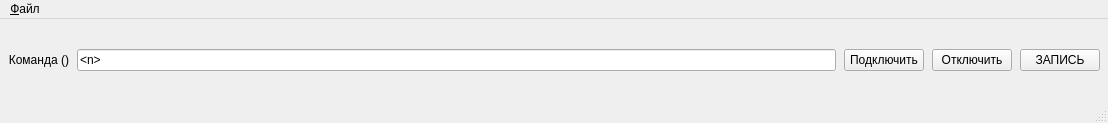
The window that mainwindow.ui (igrekus/adf3114) describes before a commit, drawn with Qt 5.
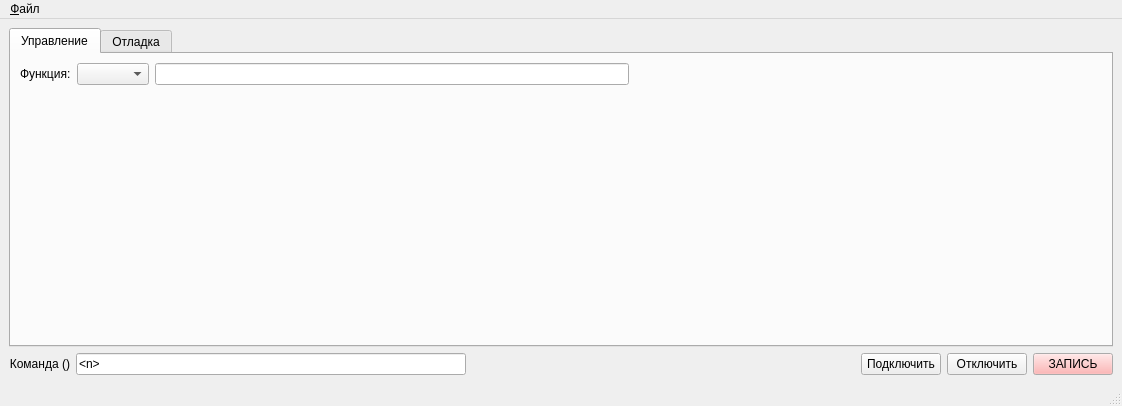
The same window after the commit.

Commit message: Add command presets

Patch:
```diff
--- a/mainwindow.ui
+++ b/mainwindow.ui
@@ -6,43 +6,102 @@
    <rect>
     <x>0</x>
     <y>0</y>
-    <width>1108</width>
-    <height>123</height>
+    <width>1122</width>
+    <height>406</height>
    </rect>
   </property>
   <property name="windowTitle">
    <string>Программатор для ADF4113</string>
   </property>
   <widget class="QWidget" name="centralwidget">
-   <layout class="QVBoxLayout" name="verticalLayout">
-    <property name="spacing">
-     <number>8</number>
-    </property>
-    <property name="leftMargin">
-     <number>8</number>
-    </property>
-    <property name="topMargin">
-     <number>8</number>
-    </property>
-    <property name="rightMargin">
-     <number>8</number>
-    </property>
-    <property name="bottomMargin">
-     <number>8</number>
-    </property>
+   <layout class="QVBoxLayout" name="verticalLayout_2">
     <item>
-     <layout class="QGridLayout" name="gridLatch"/>
+     <widget class="QTabWidget" name="tabWidget">
+      <property name="currentIndex">
+       <number>0</number>
+      </property>
+      <widget class="QWidget" name="tabControl">
+       <attribute name="title">
+        <string>Управление</string>
+       </attribute>
+       <layout class="QVBoxLayout" name="verticalLayout_3">
+        <item>
+         <layout class="QHBoxLayout" name="horizontalLayout_3">
+          <item>
+           <widget class="QLabel" name="lblFunc">
+            <property name="text">
+             <string>Функция:</string>
+            </property>
+           </widget>
+          </item>
+          <item>
+           <widget class="QComboBox" name="comboFunc"/>
+          </item>
+          <item>
+           <widget class="QLineEdit" name="editFuncDesc">
+            <property name="readOnly">
+             <bool>true</bool>
+            </property>
+           </widget>
+          </item>
+          <item>
+           <spacer name="horizontalSpacer_2">
+            <property name="orientation">
+             <enum>Qt::Horizontal</enum>
+            </property>
+            <property name="sizeHint" stdset="0">
+             <size>
+              <width>40</width>
+              <height>20</height>
+             </size>
+            </property>
+           </spacer>
+          </item>
+         </layout>
+        </item>
+        <item>
+         <spacer name="verticalSpacer">
+          <property name="orientation">
+           <enum>Qt::Vertical</enum>
+          </property>
+          <property name="sizeHint" stdset="0">
+           <size>
+            <width>20</width>
+            <height>40</height>
+           </size>
+          </property>
+         </spacer>
+        </item>
+       </layout>
+      </widget>
+      <widget class="QWidget" name="tabDebug">
+       <attribute name="title">
+        <string>Отладка</string>
+       </attribute>
+       <layout class="QVBoxLayout" name="verticalLayout">
+        <item>
+         <layout class="QGridLayout" name="gridLatch"/>
+        </item>
+       </layout>
+      </widget>
+     </widget>
     </item>
     <item>
-     <layout class="QGridLayout" name="gridLayout">
-      <item row="1" column="3">
-       <widget class="QPushButton" name="btnWrite">
+     <layout class="QHBoxLayout" name="horizontalLayout_2">
+      <property name="sizeConstraint">
+       <enum>QLayout::SetMinimumSize</enum>
+      </property>
+      <item>
+       <widget class="QLabel" name="lblCommand">
         <property name="text">
-         <string>ЗАПИСЬ</string>
+         <string>Команда (&lt;f.init.func.rcnt.ncnt&gt;)</string>
+        </property>
+        <property name="alignment">
+         <set>Qt::AlignRight|Qt::AlignTrailing|Qt::AlignVCenter</set>
         </property>
        </widget>
       </item>
-      <item row="1" column="1">
+      <item>
        <widget class="QLineEdit" name="editCommand">
         <property name="enabled">
          <bool>true</bool>
@@ -55,33 +114,76 @@
         </property>
        </widget>
       </item>
-      <item row="1" column="0">
-       <widget class="QLabel" name="lblCommand">
+      <item>
+       <spacer name="horizontalSpacer">
+        <property name="orientation">
+         <enum>Qt::Horizontal</enum>
+        </property>
+        <property name="sizeHint" stdset="0">
+         <size>
+          <width>40</width>
+          <height>20</height>
+         </size>
+        </property>
+       </spacer>
+      </item>
+      <item>
+       <widget class="QPushButton" name="btnConnect">
         <property name="text">
-         <string>Команда (&lt;f.init.func.rcnt.ncnt&gt;)</string>
+         <string>Подключить</string>
         </property>
-        <property name="alignment">
-         <set>Qt::AlignRight|Qt::AlignTrailing|Qt::AlignVCenter</set>
+       </widget>
+      </item>
+      <item>
+       <widget class="QPushButton" name="btnDisconnect">
+        <property name="text">
+         <string>Отключить</string>
         </property>
        </widget>
       </item>
-      <item row="1" column="2">
-       <layout class="QHBoxLayout" name="horizontalLayout_2">
-        <item>
-         <widget class="QPushButton" name="btnConnect">
-          <property name="text">
-           <string>Подключить</string>
-          </property>
-         </widget>
-        </item>
-        <item>
-         <widget class="QPushButton" name="btnDisconnect">
-          <property name="text">
-           <string>Отключить</string>
-          </property>
-         </widget>
-        </item>
-       </layout>
+      <item>
+       <widget class="QPushButton" name="btnWrite">
+        <property name="palette">
+         <palette>
+          <active>
+           <colorrole role="Button">
+            <brush brushstyle="SolidPattern">
+             <color alpha="255">
+              <red>255</red>
+              <green>161</green>
+              <blue>161</blue>
+             </color>
+            </brush>
+           </colorrole>
+          </active>
+          <inactive>
+           <colorrole role="Button">
+            <brush brushstyle="SolidPattern">
+             <color alpha="255">
+              <red>255</red>
+              <green>161</green>
+              <blue>161</blue>
+             </color>
+            </brush>
+           </colorrole>
+          </inactive>
+          <disabled>
+           <colorrole role="Button">
+            <brush brushstyle="SolidPattern">
+             <color alpha="255">
+              <red>255</red>
+              <green>161</green>
+              <blue>161</blue>
+             </color>
+            </brush>
+           </colorrole>
+          </disabled>
+         </palette>
+        </property>
+        <property name="text">
+         <string>ЗАПИСЬ</string>
+        </property>
+       </widget>
       </item>
      </layout>
     </item>
@@ -92,7 +194,7 @@
     <rect>
      <x>0</x>
      <y>0</y>
-     <width>1108</width>
+     <width>1122</width>
      <height>21</height>
     </rect>
    </property>
```
The commit also changes 1 other file.
